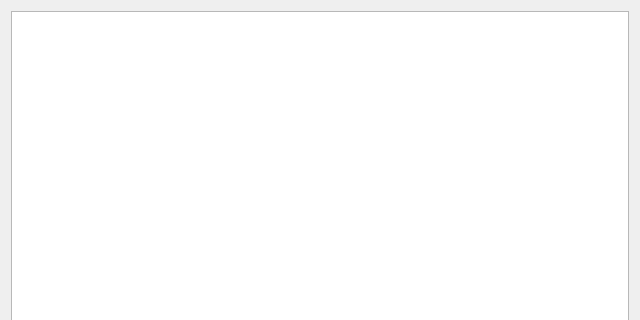
Old version of the form application/dialogs/EntitySelectionDialog.ui in the repository rkotowicz/MultiMC5; both pictures show x 0 to 640 and y 0 to 320 of the 640 by 480 pixel window.
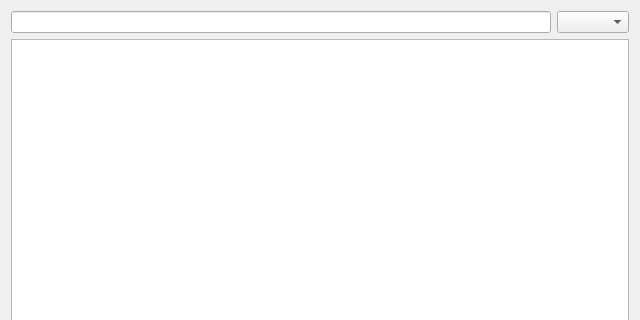
New version of the form.

What changed in the file:
```diff
--- a/application/dialogs/EntitySelectionDialog.ui
+++ b/application/dialogs/EntitySelectionDialog.ui
@@ -14,8 +14,24 @@
    <string>Form</string>
   </property>
   <layout class="QVBoxLayout" name="verticalLayout">
+   <item>
+    <layout class="QHBoxLayout" name="horizontalLayout">
+     <item>
+      <widget class="QLineEdit" name="searchEdit"/>
+     </item>
+     <item>
+      <widget class="QComboBox" name="typeBox"/>
+     </item>
+    </layout>
+   </item>
    <item>
     <widget class="QTreeView" name="treeView">
+     <property name="iconSize">
+      <size>
+       <width>32</width>
+       <height>32</height>
+      </size>
+     </property>
      <property name="rootIsDecorated">
       <bool>false</bool>
      </property>
```
Left out of the diff: 3 changed lines with no effect on the pictures.
